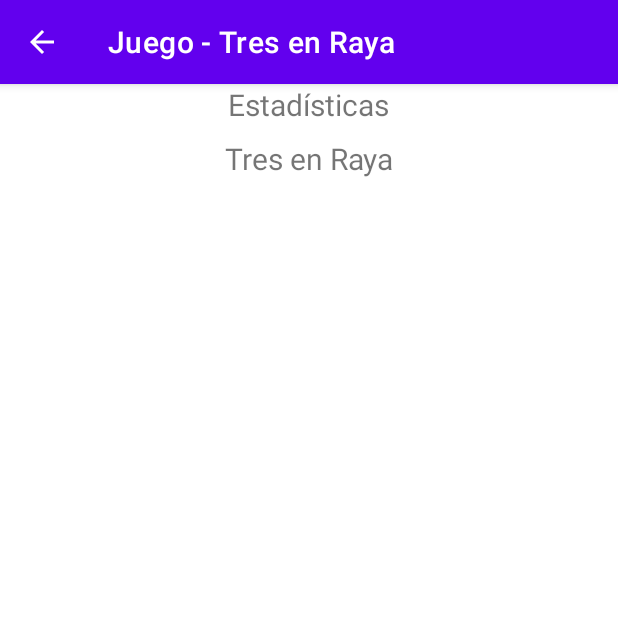
After one commit to Melanie1800/APP_Lab1, an Android app: the EstadisticsTresActivity screen opened directly, with no data from a screen before it, on a phone screen of 412 x 824 dp, the top half of it. The commit adds this screen. Run offline under Robolectric (Android 15) with nearby library versions, the phone set to English and light mode, and no system bars.

Commit message:
Vistas de estadísticas y avance juego de memoria

```diff
--- /dev/null
+++ b/app/src/main/java/com/example/applab1/EstadisticsTresActivity.java
@@ -0,0 +1,15 @@
+package com.example.applab1;
+
+import androidx.appcompat.app.AppCompatActivity;
+
+import android.os.Bundle;
+
+public class EstadisticsTresActivity extends AppCompatActivity {
+
+    @Override
+    protected void onCreate(Bundle savedInstanceState) {
+        super.onCreate(savedInstanceState);
+        setContentView(R.layout.activity_estadistics_tres);
+        setTitle("Juego - Tres en Raya");
+    }
+}
--- /dev/null
+++ b/app/src/main/res/layout/activity_estadistics_tres.xml
@@ -0,0 +1,30 @@
+<?xml version="1.0" encoding="utf-8"?>
+<androidx.constraintlayout.widget.ConstraintLayout xmlns:android="http://schemas.android.com/apk/res/android"
+    xmlns:app="http://schemas.android.com/apk/res-auto"
+    xmlns:tools="http://schemas.android.com/tools"
+    android:layout_width="match_parent"
+    android:layout_height="match_parent"
+    tools:context=".EstadisticsTresActivity">
+
+    <TextView
+        android:id="@+id/tv_estadistics_memoria2"
+        android:layout_width="wrap_content"
+        android:layout_height="wrap_content"
+        android:text="Estadísticas"
+        android:textSize="20sp"
+        app:layout_constraintEnd_toEndOf="@+id/textView3"
+        app:layout_constraintHorizontal_bias="0.333"
+        app:layout_constraintStart_toStartOf="@+id/textView3"
+        tools:layout_editor_absoluteY="88dp" />
+
+    <TextView
+        android:id="@+id/textView3"
+        android:layout_width="wrap_content"
+        android:layout_height="wrap_content"
+        android:layout_marginTop="36dp"
+        android:text="Tres en Raya"
+        android:textSize="20sp"
+        app:layout_constraintEnd_toEndOf="parent"
+        app:layout_constraintStart_toStartOf="parent"
+        app:layout_constraintTop_toTopOf="parent" />
+</androidx.constraintlayout.widget.ConstraintLayout>
```
Also changed, not shown: app/src/main/AndroidManifest.xml (+8 -0 lines), app/src/main/java/com/example/applab1/EstadisticsMemoriaActivity.java (added, +15 -0 lines), app/src/main/java/com/example/applab1/MainActivity2.java (+39 -0 lines), app/src/main/java/com/example/applab1/TresActivity.java (+29 -18 lines), app/src/main/res/layout/activity_estadistics_memoria.xml (added, +30 -0 lines), app/src/main/res/layout/activity_main.xml (+3 -4 lines), app/src/main/res/layout/activity_main2.xml (+5 -5 lines), app/src/main/res/layout/activity_tres.xml (+5 -5 lines).
